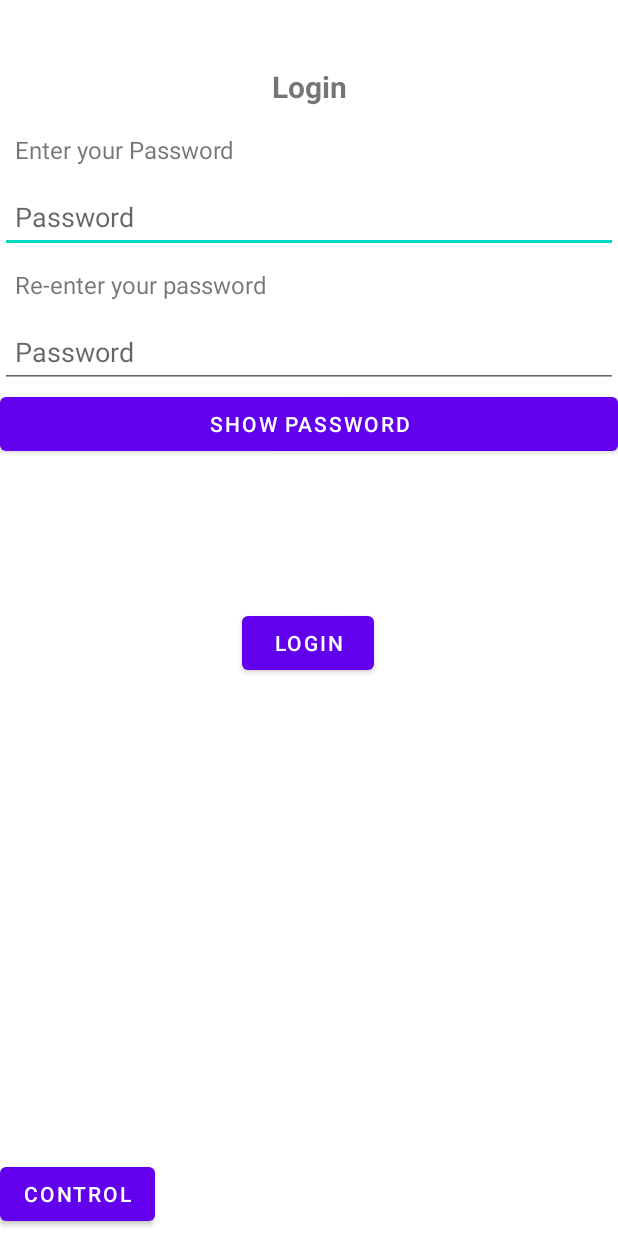
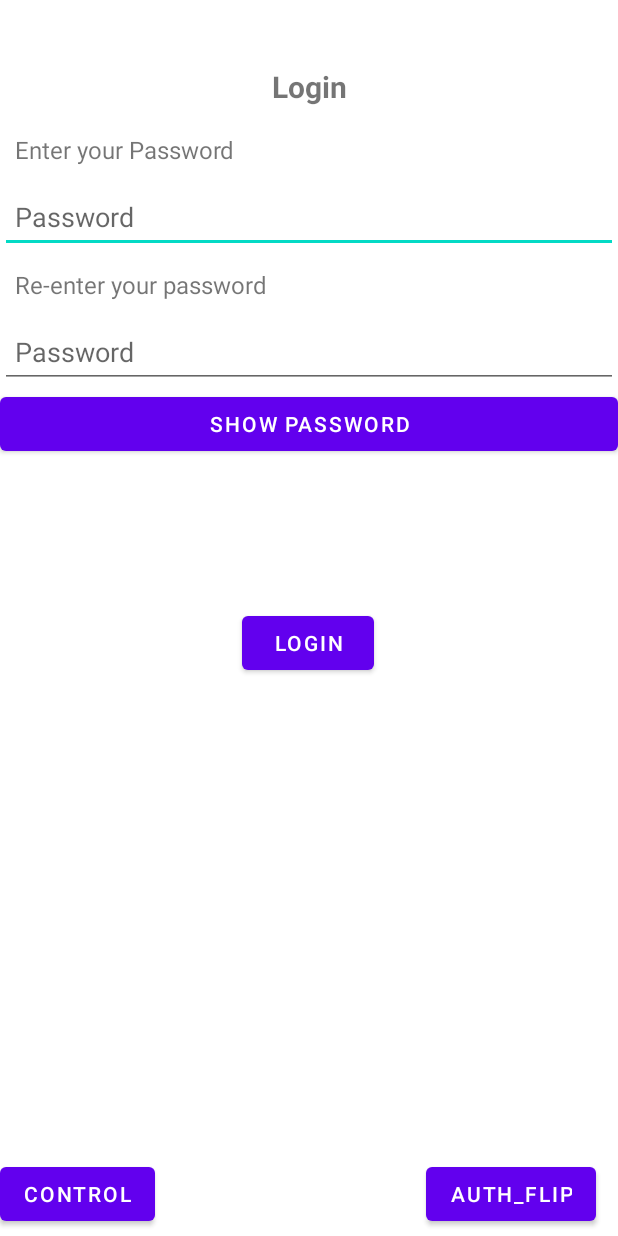
Before and after one commit to vineethraik/Final_Year_Project, an Android app: the layout activity_fingerprint_password.xml on its own in the app's theme, with its tools: preview values and no code run, on a phone screen of 412 x 824 dp. Run offline under Robolectric (Android 15) with nearby library versions, the light colour scheme and no system bars.

Commit message:
completion of authentication ui

```diff
--- a/LockerAuthenticator/app/src/main/res/layout/activity_fingerprint_password.xml
+++ b/LockerAuthenticator/app/src/main/res/layout/activity_fingerprint_password.xml
@@ -116,4 +116,15 @@
         app:layout_constraintHorizontal_bias="0.0"
         app:layout_constraintStart_toStartOf="parent" />
 
+    <Button
+        android:id="@+id/authflip_button"
+        android:layout_width="wrap_content"
+        android:layout_height="wrap_content"
+        android:layout_marginBottom="4dp"
+        android:text="auth_flip"
+        app:layout_constraintBottom_toBottomOf="parent"
+        app:layout_constraintEnd_toEndOf="parent"
+        app:layout_constraintHorizontal_bias="0.924"
+        app:layout_constraintStart_toEndOf="@+id/control_button" />
+
 </androidx.constraintlayout.widget.ConstraintLayout>
```
